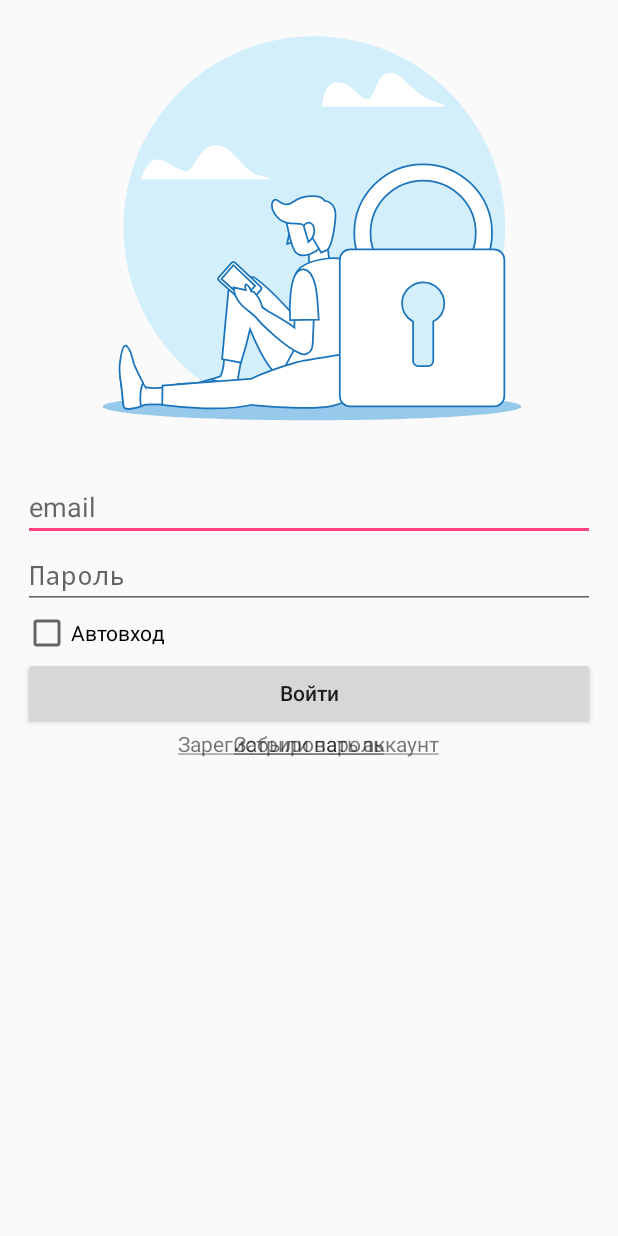
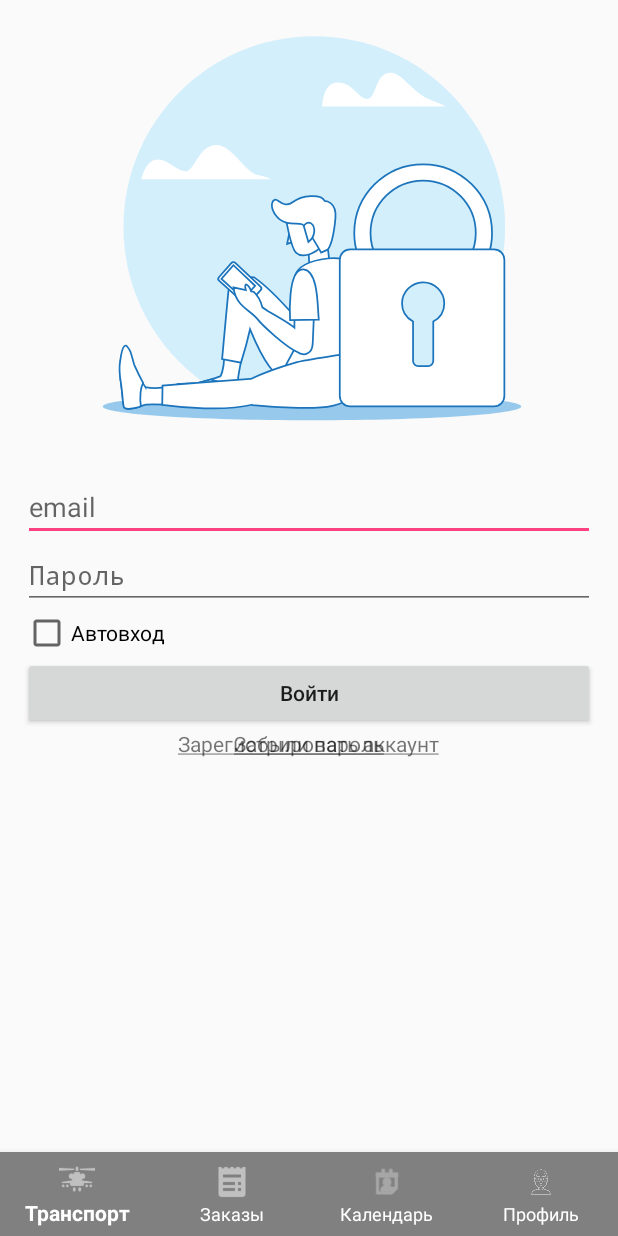
Before and after one commit to krafft1981/transport-android, an Android app: the screen it shows after launch (MainActivity), on a phone screen of 412 x 824 dp. Run offline under Robolectric (Android 15) with nearby library versions, the phone set to English and light mode, and no system bars; pictures from the network do not load.

Commit message:
начало

```diff
--- a/app/src/main/java/com/rental/transport/activity/CustomerLogin.java
+++ b/app/src/main/java/com/rental/transport/activity/CustomerLogin.java
@@ -80,7 +80,7 @@ public class CustomerLogin extends Fragment {
                                 SharedService.getInstance().setValue(getActivity(), getString(R.string.preferred_password), password);
                             }
                             MemoryService.getInstance().setCustomer(response.body());
-                            FragmentService.getInstance().load(getActivity(), "TransportFragment");
+                            FragmentService.getInstance().load(getActivity(), "TransportDetails");
                             remember.clearFocus();
                         }
                     }
@@ -142,7 +142,8 @@ public class CustomerLogin extends Fragment {
                                     Toast
                                             .makeText(getContext(), getString(R.string.check_email), Toast.LENGTH_LONG)
                                             .show();
-                                } else {
+                                }
+                                else {
                                     Toast
                                             .makeText(getContext(), getString(R.string.error), Toast.LENGTH_LONG)
                                             .show();
@@ -160,15 +161,20 @@ public class CustomerLogin extends Fragment {
             }
         });
 
-        root.findViewById(R.id.loginRegisterLink).setOnClickListener(v -> FragmentService
-                .getInstance()
-                .load(getActivity(), "CustomerCreate"));
+        root.findViewById(R.id.loginRegisterLink).setOnClickListener(v ->
+                FragmentService.getInstance().load(getActivity(), "CustomerCreate")
+        );
 
         String savedUsername = SharedService.getInstance().getValue(getActivity(), getString(R.string.preferred_username));
         String savedPassword = SharedService.getInstance().getValue(getActivity(), getString(R.string.preferred_password));
 
-        if ((savedUsername != null) && (savedPassword != null))
+        if ((savedUsername != null) && (savedPassword != null)) {
+
+            customer.setText(savedUsername);
+            password.setText(savedPassword);
+
             login(root, savedUsername, savedPassword);
+        }
 
         return root;
     }
--- a/app/src/main/res/layout/activity_main.xml
+++ b/app/src/main/res/layout/activity_main.xml
@@ -1,10 +1,23 @@
 <FrameLayout xmlns:android="http://schemas.android.com/apk/res/android"
     android:layout_width="match_parent"
-    android:layout_height="match_parent">
+    android:layout_height="match_parent"
+    xmlns:app="http://schemas.android.com/apk/res-auto">
 
     <FrameLayout
         android:id="@+id/main_activity_container"
         android:layout_width="match_parent"
         android:layout_height="match_parent" />
 
+    <com.google.android.material.bottomnavigation.BottomNavigationView
+        android:id="@+id/bottom_navigation"
+        android:layout_width="match_parent"
+        android:layout_height="wrap_content"
+        android:layout_alignParentBottom="true"
+        android:layout_gravity="bottom"
+        app:itemBackground="@color/gray"
+        app:itemIconTint="@color/silver"
+        app:itemTextColor="@color/design_default_color_background"
+        app:labelVisibilityMode="labeled"
+        app:menu="@menu/navigation_menu" />
+
 </FrameLayout>
--- /dev/null
+++ b/app/src/main/res/menu/navigation_menu.xml
@@ -0,0 +1,26 @@
+<?xml version="1.0" encoding="utf-8"?>
+<menu xmlns:android="http://schemas.android.com/apk/res/android">
+    <item
+        android:id="@+id/transport_menu"
+        android:enabled="true"
+        android:icon="@drawable/icon_transport"
+        android:title="@string/transport" />
+
+    <item
+        android:id="@+id/orders_menu"
+        android:enabled="true"
+        android:icon="@drawable/icon_order"
+        android:title="@string/orders" />
+
+    <item
+        android:id="@+id/calendar_menu"
+        android:enabled="true"
+        android:icon="@android:drawable/ic_menu_my_calendar"
+        android:title="@string/calendar" />
+
+    <item
+        android:id="@+id/account_menu"
+        android:enabled="true"
+        android:icon="@drawable/icon_user"
+        android:title="@string/account" />
+</menu>
--- a/app/src/main/res/values/strings.xml
+++ b/app/src/main/res/values/strings.xml
@@ -1,5 +1,5 @@
 <resources>
-    <string name="app_name">Яхты</string>
+    <string name="app_name">Капитан</string>
     <string name="message">Сообщения</string>
     <string name="edit">Редактировать</string>
     <string name="delete">Удалить</string>
@@ -16,7 +16,6 @@
     <string name="customer_creating">Создание пользователя</string>
     <string name="transport_saving">Сохранение транспорта</string>
     <string name="transport_loading">Загрузка транспорта</string>
-    <string name="parking_saving">Сохранение стоянки</string>
     <string name="customer_loading">Загрузка пользователя</string>
     <string name="wrong_credentials">Вход запрещён</string>
     <string name="boolean_property_value_yes">Да</string>
@@ -44,4 +43,8 @@
     <string name="order_creating">Создание заказа</string>
     <string name="event_creating">Создание отгула</string>
     <string name="forbidden">Запрещено</string>
+    <string name="transport">Транспорт</string>
+    <string name="orders">Заказы</string>
+    <string name="calendar">Календарь</string>
+    <string name="account">Профиль</string>
 </resources>
```
Also changed, not shown: app/src/main/java/com/rental/transport/activity/MainActivity.java (+41 -0 lines), app/src/main/java/com/rental/transport/activity/TransportDetails.java (+20 -20 lines), 2 other files.
